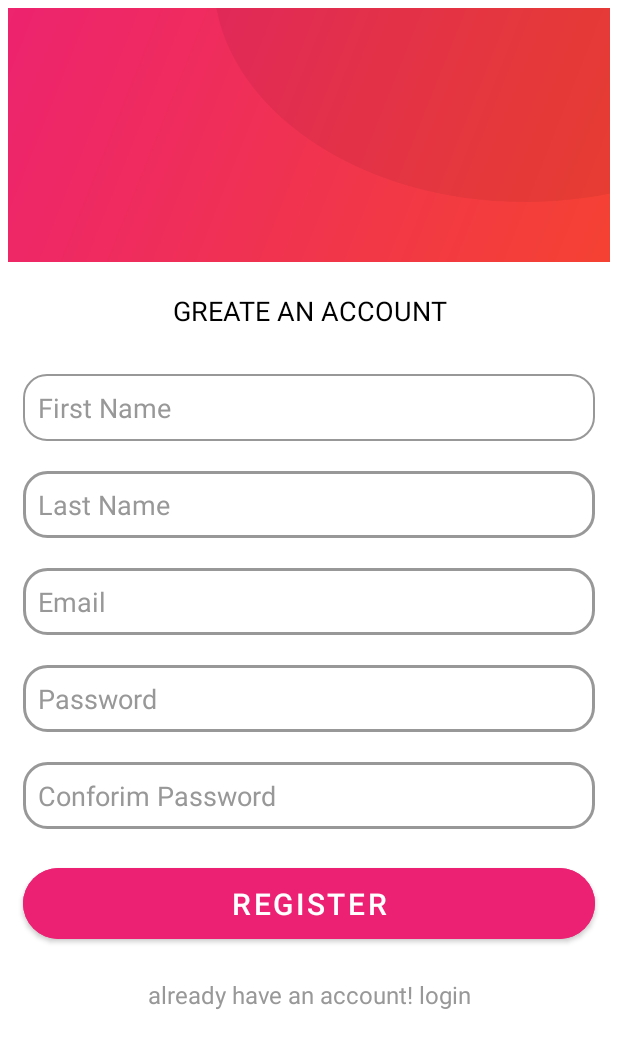
After one commit to ibtihala817/Mr.Shoper, an Android app: the RegisterActivity screen opened directly, with no data from a screen before it, on a phone screen of 412 x 824 dp. The commit adds this screen. Shown: the top 1048 px of the screen. Run offline under Robolectric (Android 15) with nearby library versions, the phone set to English and light mode, and no system bars; our stand-ins replace Firebase (no records; nobody signed in at launch, a user with empty details on screens opened directly).

Commit message:
finishing loginActivity+registerActivity

```diff
--- a/app/build.gradle
+++ b/app/build.gradle
@@ -40,7 +40,7 @@ dependencies {
     implementation 'androidx.core:core-ktx:1.7.0'
     implementation 'androidx.appcompat:appcompat:1.4.0'
     implementation 'com.google.android.material:material:1.4.0'
-    implementation 'androidx.constraintlayout:constraintlayout:2.1.2'
+    implementation 'androidx.constraintlayout:constraintlayout:2.0.0'
     //dependency for firebase
     implementation 'com.google.firebase:firebase-auth:21.0.1'
     testImplementation 'junit:junit:4.+'
--- a/app/src/main/java/com/example/mrshopercapstone/MainActivity.kt
+++ b/app/src/main/java/com/example/mrshopercapstone/Activites/MainActivity.kt
@@ -1,7 +1,8 @@
-package com.example.mrshopercapstone
+package com.example.mrshopercapstone.Activites
 
 import androidx.appcompat.app.AppCompatActivity
 import android.os.Bundle
+import com.example.mrshopercapstone.R
 
 class MainActivity : AppCompatActivity() {
     override fun onCreate(savedInstanceState: Bundle?) {
--- /dev/null
+++ b/app/src/main/java/com/example/mrshopercapstone/Activites/RegisterActivity.kt
@@ -0,0 +1,79 @@
+package com.example.mrshopercapstone.Activites
+
+import android.content.Intent
+import android.os.Build
+import androidx.appcompat.app.AppCompatActivity
+import android.os.Bundle
+import android.view.WindowInsets
+import android.view.WindowManager
+import android.widget.Button
+import android.widget.EditText
+import android.widget.TextView
+import android.widget.Toast
+import com.example.mrshopercapstone.R
+import com.google.firebase.auth.FirebaseAuth
+import com.google.firebase.auth.FirebaseUser
+
+class RegisterActivity : AppCompatActivity() {
+    override fun onCreate(savedInstanceState: Bundle?) {
+        super.onCreate(savedInstanceState)
+        setContentView(R.layout.activity_register)
+        ///////////////////////////////////////////////////////////
+        // for the top bar to gone in the login and set the fullscreen in android R
+        @Suppress("DEPRECATION")
+        if (Build.VERSION.SDK_INT >= Build.VERSION_CODES.R) {
+            window.insetsController?.hide(WindowInsets.Type.statusBars())
+        } else {
+            window.setFlags(
+                WindowManager.LayoutParams.FLAG_FULLSCREEN,
+                WindowManager.LayoutParams.FLAG_FULLSCREEN
+            )
+        }
+        //////////////////////////////////////////////////////////////
+        // this is for hiding the Action bar
+        supportActionBar?.hide()
+        //////////////////////////////////////////////
+        val firstName: EditText = findViewById(R.id.firstnamere_edittext)
+        val lastName: EditText = findViewById(R.id.lastnamere_editText)
+        val conformPassowrd: EditText = findViewById(R.id.ConforimPasswordre_editText)
+        val emailAddress: EditText = findViewById(R.id.Emailre_editText)
+        val password: EditText = findViewById(R.id.passwordre_editText)
+        val registerButton: Button = findViewById(R.id.register_button)
+        val loginTextView: TextView = findViewById(R.id.loginre_textview)
+
+        loginTextView.setOnClickListener(){
+            startActivity(Intent(this,loginTextView::class.java))
+            finish()
+        }
+        registerButton.setOnClickListener(){
+            val firstname: String = firstName.text.toString()
+            val lastname: String = lastName.text.toString()
+            val conformpassword: String = conformPassowrd.text.toString()
+            val email: String = emailAddress.text.toString()
+            val password: String = password.text.toString()
+
+
+            if (email.isNotEmpty() && password.isNotEmpty()){
+                FirebaseAuth.getInstance()
+                    .createUserWithEmailAndPassword(email, password)
+                    .addOnCompleteListener(){
+                            task ->
+                        if (task.isSuccessful){
+                            val firebaseUser: FirebaseUser = task.result!!.user!!
+                            Toast.makeText(this,"User Registered Successful" , Toast.LENGTH_SHORT).show()
+                            // Navigate to main activity
+                            val intent = Intent(this, MainActivity::class.java)
+                            intent.putExtra("UserId", firebaseUser.uid)
+                            intent.putExtra("Email", firebaseUser.email)
+                            startActivity(intent)
+                            finish()
+                        }
+                        else{
+                            Toast.makeText(this,task.exception!!.message.toString(), Toast.LENGTH_SHORT).show()
+                        }
+                    }
+
+            }
+        }
+    }
+}
--- a/app/src/main/java/com/example/mrshopercapstone/Splash.kt
+++ b/app/src/main/java/com/example/mrshopercapstone/Splash.kt
@@ -7,6 +7,7 @@ import android.os.Bundle
 import android.view.WindowInsets
 import android.view.WindowManager
 import androidx.constraintlayout.motion.widget.MotionLayout
+import com.example.mrshopercapstone.Activites.LoginActivity
 import com.example.mrshopercapstone.databinding.ActivitySplash2Binding
 
 
@@ -54,7 +55,7 @@ class Splash : AppCompatActivity() {
             }
 
             override fun onTransitionCompleted(motionLayout: MotionLayout?, currentId: Int) {
-                val intent = Intent(this@Splash, MainActivity::class.java)
+                val intent = Intent(this@Splash, LoginActivity::class.java)
                 startActivity(intent)
                 finish()
             }
--- /dev/null
+++ b/app/src/main/res/color/purple_700.xml
@@ -0,0 +1,4 @@
+<?xml version="1.0" encoding="utf-8"?>
+<selector xmlns:android="http://schemas.android.com/apk/res/android">
+
+</selector>
--- /dev/null
+++ b/app/src/main/res/drawable/texteditshape.xml
@@ -0,0 +1,21 @@
+<?xml version="1.0" encoding="utf-8"?>
+<selector xmlns:android="http://schemas.android.com/apk/res/android">
+    <item android:state_enabled="true" android:state_focused="true">
+        <shape android:shape="rectangle">
+            <solid android:color="@android:color/transparent"/>
+            <corners android:radius="15dp"/>
+            <stroke android:color="#989898" android:width="1dp"/>
+        </shape>
+
+    </item>
+
+    <item android:state_enabled="true" >
+        <shape android:shape="rectangle">
+            <solid android:color="@android:color/transparent"/>
+            <corners android:radius="15dp"/>
+            <stroke android:color="#989898" android:width="2dp"/>
+        </shape>
+
+    </item>
+
+</selector>
--- a/app/src/main/res/layout/activity_main.xml
+++ b/app/src/main/res/layout/activity_main.xml
@@ -4,4 +4,4 @@
     xmlns:tools="http://schemas.android.com/tools"
     android:layout_width="match_parent"
     android:layout_height="match_parent"
-    tools:context=".MainActivity"/>
+    tools:context=".Activites.MainActivity"/>
--- /dev/null
+++ b/app/src/main/res/layout/activity_register.xml
@@ -0,0 +1,124 @@
+<?xml version="1.0" encoding="utf-8"?>
+<androidx.constraintlayout.widget.ConstraintLayout xmlns:android="http://schemas.android.com/apk/res/android"
+    xmlns:app="http://schemas.android.com/apk/res-auto"
+    xmlns:tools="http://schemas.android.com/tools"
+    android:layout_width="match_parent"
+    android:layout_height="match_parent"
+    android:padding="5dp"
+    tools:context=".Activites.RegisterActivity">
+
+
+    <LinearLayout
+        android:id="@+id/linearLayout"
+        android:layout_width="0dp"
+        android:layout_height="169dp"
+        android:background="@drawable/buttonbackground"
+        android:orientation="vertical"
+        app:layout_constraintEnd_toEndOf="parent"
+        app:layout_constraintHorizontal_bias="0.444"
+        app:layout_constraintStart_toStartOf="parent"
+        app:layout_constraintTop_toTopOf="parent" />
+
+    <LinearLayout
+        android:layout_width="0dp"
+        android:layout_height="0dp"
+        android:orientation="vertical"
+        app:layout_constraintBottom_toBottomOf="parent"
+        app:layout_constraintEnd_toEndOf="parent"
+        app:layout_constraintStart_toStartOf="parent"
+        app:layout_constraintTop_toBottomOf="@+id/linearLayout">
+
+        <TextView
+            android:id="@+id/greatAnAccount_TextView"
+            android:layout_width="match_parent"
+            android:layout_height="wrap_content"
+            android:layout_margin="10dp"
+            android:gravity="center"
+            android:padding="10dp"
+            android:text="GREATE AN ACCOUNT"
+            android:textColor="@color/black"
+            android:textSize="18sp" />
+
+        <EditText
+            android:id="@+id/firstnamere_edittext"
+            android:layout_width="match_parent"
+            android:layout_height="wrap_content"
+            android:layout_margin="10dp"
+            android:background="@drawable/texteditshape"
+            android:ems="10"
+            android:hint="First Name"
+            android:inputType="textPersonName"
+            android:padding="10dp"
+            android:textColorHint="#989898" />
+
+        <EditText
+            android:id="@+id/lastnamere_editText"
+            android:layout_width="match_parent"
+            android:layout_height="wrap_content"
+            android:layout_margin="10dp"
+            android:background="@drawable/texteditshape"
+            android:ems="10"
+            android:hint="Last Name "
+            android:inputType="textPersonName"
+            android:padding="10dp"
+            android:textColorHint="#989898" />
+
+        <EditText
+            android:id="@+id/Emailre_editText"
+            android:layout_width="match_parent"
+            android:layout_height="wrap_content"
+            android:layout_margin="10dp"
+            android:background="@drawable/texteditshape"
+            android:ems="10"
+            android:hint="Email"
+            android:inputType="textPersonName"
+            android:padding="10dp"
+            android:textColorHint="#989898" />
+
+        <EditText
+            android:id="@+id/passwordre_editText"
+            android:layout_width="match_parent"
+            android:layout_height="wrap_content"
+            android:layout_margin="10dp"
+            android:background="@drawable/texteditshape"
+            android:ems="10"
+            android:hint="Password"
+            android:inputType="textPassword"
+            android:padding="10dp"
+            android:textColorHint="@color/gray" />
+
+        <EditText
+            android:id="@+id/ConforimPasswordre_editText"
+            android:layout_width="match_parent"
+            android:layout_height="wrap_content"
+            android:layout_margin="10dp"
+            android:background="@drawable/texteditshape"
+            android:ems="10"
+            android:hint="Conforim Password"
+            android:inputType="textPassword"
+            android:padding="10dp"
+            android:textColorHint="#989898" />
+
+        <Button
+            android:id="@+id/register_button"
+            android:layout_width="match_parent"
+            android:layout_height="wrap_content"
+            android:layout_margin="10dp"
+            android:backgroundTint="@color/pinkish"
+            android:padding="10dp"
+            android:text="REGISTER"
+            android:textSize="20sp"
+            app:cornerRadius="500dp" />
+
+        <TextView
+            android:id="@+id/loginre_textview"
+            android:layout_width="match_parent"
+            android:layout_height="wrap_content"
+            android:layout_margin="10dp"
+            android:gravity="center"
+            android:text="already have an account! login"
+            android:textColor="#989898"
+            android:textSize="16sp" />
+
+    </LinearLayout>
+</androidx.constraintlayout.widget.ConstraintLayout>
--- a/app/src/main/res/layout/activity_splash2.xml
+++ b/app/src/main/res/layout/activity_splash2.xml
@@ -5,7 +5,7 @@
     android:id="@+id/layout"
     android:layout_width="match_parent"
     android:layout_height="match_parent"
-    android:background="@drawable/background"
+    android:background="@drawable/splash_background"
     app:layoutDescription="@xml/activity_splash2_scene"
     tools:context=".Splash">
 
@@ -13,9 +13,9 @@
         android:id="@+id/textView"
         android:layout_width="wrap_content"
         android:layout_height="wrap_content"
-        android:text="Mr.Shoper"
+        android:text="Mr.Shopper"
         android:textColor="#ffffff"
-        android:textSize="60sp"
+        android:textSize="45sp"
         app:layout_constraintBottom_toBottomOf="parent"
         app:layout_constraintEnd_toEndOf="parent"
         app:layout_constraintStart_toStartOf="parent"
--- a/app/src/main/res/values/colors.xml
+++ b/app/src/main/res/values/colors.xml
@@ -1,10 +1,12 @@
 <?xml version="1.0" encoding="utf-8"?>
 <resources>
-    <color name="purple_200">#FFBB86FC</color>
-    <color name="purple_500">#FF6200EE</color>
-    <color name="purple_700">#FF3700B3</color>
-    <color name="teal_200">#FF03DAC5</color>
-    <color name="teal_700">#FF018786</color>
+    <color name="pinkish">#ED2173</color>
+    <color name="pink">#ED2173</color>
+    <color name="Orange">#F4442d</color>
     <color name="black">#FF000000</color>
     <color name="white">#FFFFFFFF</color>
+    <color name="purple_200">#FFFFFFFF</color>
+
+    <color name="gray">#989898</color>
+
 </resources>
--- a/app/src/main/res/values/strings.xml
+++ b/app/src/main/res/values/strings.xml
@@ -1,5 +1,6 @@
 <resources>
     <string name="app_name">Mr.ShoperCapstone</string>
+
     <style name="AppTheme.NoActionBar">
         <item name="windowActionBar">false</item>
         <item name="windowNoTitle">true</item>
```
Also changed, not shown: app/src/main/AndroidManifest.xml (+10 -7 lines), app/src/main/java/com/example/mrshopercapstone/Activites/LoginActivity.kt (added, +72 -0 lines), app/src/main/res/drawable/buttonback.xml (added, +21 -0 lines), app/src/main/res/layout/activity_login.xml (added, +91 -0 lines), app/src/main/res/xml/activity_splash2_scene.xml (+6 -5 lines), app/src/main/res/drawable/buttonbackground.png (added).
